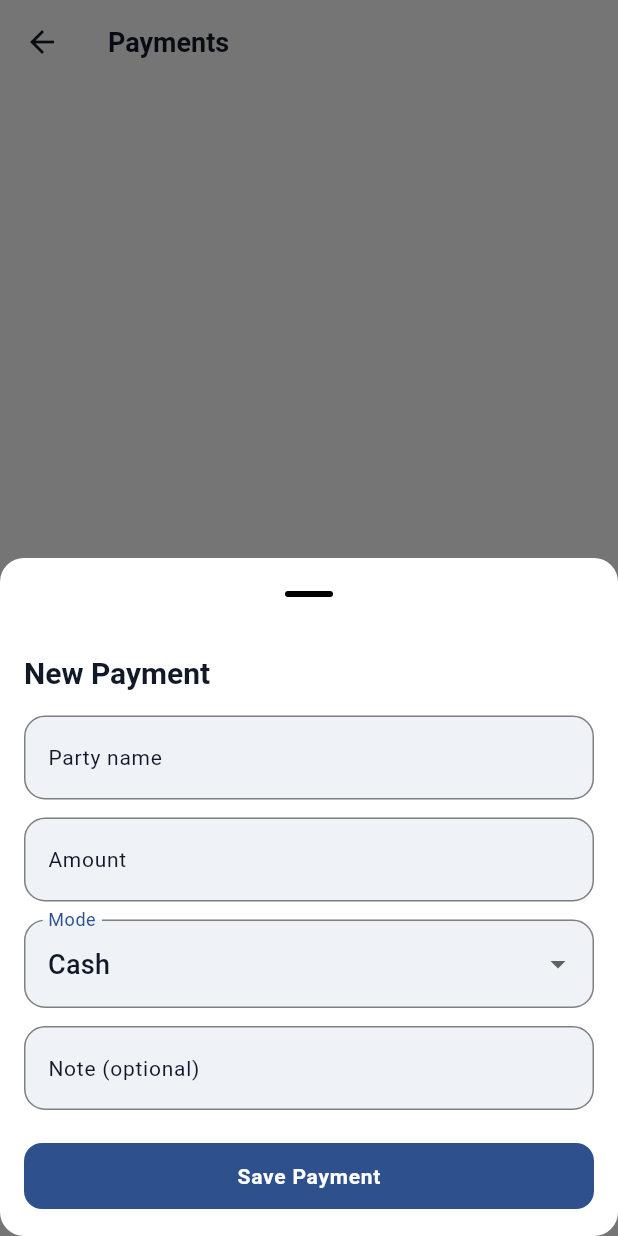
After one commit to mohsinkhan117/katha_management, a Flutter app: the PaymentView screen opened by its route, after a tap on the "add" icon, on a phone screen of 412 x 824 dp. The commit adds this screen. Run offline on Flutter 3.47's test engine with Material 3 defaults, Android fonts, the phone set to English and light mode, and no system bars; our stand-ins replace permission_handler, sqflite; accounts and stored records are empty; Roboto replaces fonts that are missing (Poppins).

Commit message:
added add-payment feature but not tested

```diff
--- /dev/null
+++ b/lib/core/models/payment/payment_allocation_model.dart
@@ -0,0 +1,38 @@
+// lib\core\models\payment\payment_allocation_model.dart
+import 'package:uuid/uuid.dart';
+
+/// Records that [amountApplied] of a payment ([paymentId]) was applied
+/// against a specific sale ([saleId]). A payment can have zero, one,
+/// or many allocations; whatever isn't allocated is an on-account
+/// advance for that party (see [PaymentModel]).
+class PaymentAllocationModel {
+  final String id;
+  final String paymentId;
+  final String saleId;
+  final double amountApplied;
+
+  PaymentAllocationModel({
+    String? id,
+    required this.paymentId,
+    required this.saleId,
+    required this.amountApplied,
+  }) : id = id ?? const Uuid().v4();
+
+  Map<String, dynamic> toMap() {
+    return {
+      'id': id,
+      'paymentId': paymentId,
+      'saleId': saleId,
+      'amountApplied': amountApplied,
+    };
+  }
+
+  factory PaymentAllocationModel.fromMap(Map<String, dynamic> map) {
+    return PaymentAllocationModel(
+      id: map['id'] as String,
+      paymentId: map['paymentId'] as String,
+      saleId: map['saleId'] as String,
+      amountApplied: (map['amountApplied'] as num).toDouble(),
+    );
+  }
+}
--- a/lib/core/models/payment_model.dart
+++ b/lib/core/models/payment/payment_model.dart
@@ -1,4 +1,4 @@
-// lib/features/payment/data/models/payment_model.dart
+// lib\core\models\payment\payment_model.dart
 
 import 'package:uuid/uuid.dart';
 
--- a/lib/core/routes/routes_generator.dart
+++ b/lib/core/routes/routes_generator.dart
@@ -1,6 +1,7 @@
 // lib/core/routes/routes_generator.dart
 
 import 'package:flutter/material.dart';
+import 'package:katha_management/ui/add_payment/payment_view.dart';
 import 'package:katha_management/ui/dashboard/dashboard_view.dart';
 import 'package:katha_management/ui/new_order/new_order_view.dart';
 import 'package:katha_management/ui/new_sale/new_sale_view.dart';
@@ -21,6 +22,9 @@ class RouterGenerator {
 
       case NewOrderView.routeName:
         return NewOrderView.route();
+
+      case PaymentView.routeName:
+        return PaymentView.route();
       default:
         return _errorRoute();
     }
--- a/lib/main.dart
+++ b/lib/main.dart
@@ -3,6 +3,8 @@ import 'dart:async';
 import 'package:flutter/material.dart';
 import 'package:katha_management/core/routes/routes_generator.dart';
 import 'package:katha_management/core/theme/app_themes/themes.dart';
+import 'package:katha_management/ui/add_payment/payment_view.dart';
+import 'package:katha_management/ui/add_payment/payment_view_model.dart';
 import 'package:katha_management/ui/dashboard/dashboard_view.dart';
 import 'package:katha_management/ui/dashboard/dashboard_view_model.dart';
 import 'package:katha_management/ui/new_order/new_order_view_model.dart';
@@ -26,6 +28,7 @@ class MyApp extends StatelessWidget {
         ChangeNotifierProvider(create: (_) => DashboardViewModel()),
         ChangeNotifierProvider(create: (_) => NewSaleViewModel()),
         ChangeNotifierProvider(create: (_) => NewOrderViewModel()),
+        ChangeNotifierProvider(create: (_) => PaymentViewModel()),
       ],
       child: MaterialApp(
         title: 'Katha_management',
--- /dev/null
+++ b/lib/ui/add_payment/payment_view.dart
@@ -0,0 +1,265 @@
+// lib\ui\add_payment\payment_view.dart
+
+import 'package:flutter/material.dart';
+import 'package:katha_management/core/models/payment/payment_model.dart';
+import 'package:katha_management/ui/add_payment/payment_view_model.dart';
+import 'package:provider/provider.dart';
+
+class PaymentView extends StatefulWidget {
+  static const String routeName = '/payment_view';
+  static Route route() {
+    return MaterialPageRoute(
+      builder: (context) => const PaymentView(),
+      settings: RouteSettings(name: routeName),
+    );
+  }
+
+  const PaymentView({super.key, this.partyId});
+
+  /// When set, the screen shows only this party's payments and new
+  /// payments are pre-tagged with it.
+  final String? partyId;
+
+  @override
+  State<PaymentView> createState() => _PaymentViewState();
+}
+
+class _PaymentViewState extends State<PaymentView> {
+  @override
+  void initState() {
+    super.initState();
+    WidgetsBinding.instance.addPostFrameCallback((_) {
+      context.read<PaymentViewModel>().loadPayments(partyId: widget.partyId);
+    });
+  }
+
+  @override
+  Widget build(BuildContext context) {
+    return Scaffold(
+      appBar: AppBar(title: const Text('Payments')),
+      body: Consumer<PaymentViewModel>(
+        builder: (context, viewModel, _) {
+          if (viewModel.isLoading && viewModel.payments.isEmpty) {
+            return const Center(child: CircularProgressIndicator());
+          }
+
+          if (viewModel.errorMessage != null) {
+            return Center(child: Text(viewModel.errorMessage!));
+          }
+
+          if (viewModel.payments.isEmpty) {
+            return const Center(child: Text('No payments recorded yet.'));
+          }
+
+          return RefreshIndicator(
+            onRefresh: () => viewModel.loadPayments(partyId: widget.partyId),
+            child: ListView.separated(
+              itemCount: viewModel.payments.length,
+              separatorBuilder: (_, __) => const Divider(height: 1),
+              itemBuilder: (context, index) {
+                final payment = viewModel.payments[index];
+                return Dismissible(
+                  key: ValueKey(payment.id),
+                  direction: DismissDirection.endToStart,
+                  background: Container(
+                    alignment: Alignment.centerRight,
+                    padding: const EdgeInsets.symmetric(horizontal: 20),
+                    color: Colors.red,
+                    child: const Icon(Icons.delete, color: Colors.white),
+                  ),
+                  confirmDismiss: (_) => _confirmDelete(context),
+                  onDismissed: (_) {
+                    viewModel.deletePayment(
+                      payment.id,
+                      partyId: widget.partyId,
+                    );
+                  },
+                  child: ListTile(
+                    title: Text(payment.partyName),
+                    subtitle: Text(
+                      '${payment.mode.label} • '
+                      '${payment.paymentDate.toLocal().toString().split(' ').first}'
+                      '${payment.note != null ? '\n${payment.note}' : ''}',
+                    ),
+                    isThreeLine: payment.note != null,
+                    trailing: Text(
+                      payment.amount.toStringAsFixed(2),
+                      style: Theme.of(context).textTheme.titleMedium,
+                    ),
+                  ),
+                );
+              },
+            ),
+          );
+        },
+      ),
+      floatingActionButton: FloatingActionButton(
+        onPressed: () => _openAddPaymentSheet(context),
+        child: const Icon(Icons.add),
+      ),
+    );
+  }
+
+  Future<bool?> _confirmDelete(BuildContext context) {
+    return showDialog<bool>(
+      context: context,
+      builder: (context) => AlertDialog(
+        title: const Text('Delete payment?'),
+        content: const Text('This cannot be undone.'),
+        actions: [
+          TextButton(
+            onPressed: () => Navigator.pop(context, false),
+            child: const Text('Cancel'),
+          ),
+          TextButton(
+            onPressed: () => Navigator.pop(context, true),
+            child: const Text('Delete'),
+          ),
+        ],
+      ),
+    );
+  }
+
+  Future<void> _openAddPaymentSheet(BuildContext context) async {
+    final viewModel = context.read<PaymentViewModel>();
+    final result = await showModalBottomSheet<_AddPaymentResult>(
+      context: context,
+      isScrollControlled: true,
+      builder: (_) => _AddPaymentSheet(partyId: widget.partyId),
+    );
+
+    if (result == null) return;
+
+    await viewModel.addPayment(
+      PaymentModel(
+        partyId: widget.partyId,
+        partyName: result.partyName,
+        amount: result.amount,
+        mode: result.mode,
+        note: result.note,
+      ),
+    );
+  }
+}
+
+class _AddPaymentResult {
+  _AddPaymentResult({
+    required this.partyName,
+    required this.amount,
+    required this.mode,
+    this.note,
+  });
+
+  final String partyName;
+  final double amount;
+  final PaymentMode mode;
+  final String? note;
+}
+
+class _AddPaymentSheet extends StatefulWidget {
+  const _AddPaymentSheet({this.partyId});
+
+  final String? partyId;
+
+  @override
+  State<_AddPaymentSheet> createState() => _AddPaymentSheetState();
+}
+
+class _AddPaymentSheetState extends State<_AddPaymentSheet> {
+  final _formKey = GlobalKey<FormState>();
+  final _partyNameController = TextEditingController();
+  final _amountController = TextEditingController();
+  final _noteController = TextEditingController();
+  PaymentMode _mode = PaymentMode.cash;
+
+  @override
+  void dispose() {
+    _partyNameController.dispose();
+    _amountController.dispose();
+    _noteController.dispose();
+    super.dispose();
+  }
+
+  @override
+  Widget build(BuildContext context) {
+    return Padding(
+      padding: EdgeInsets.only(
+        left: 16,
+        right: 16,
+        top: 16,
+        bottom: MediaQuery.of(context).viewInsets.bottom + 16,
+      ),
+      child: Form(
+        key: _formKey,
+        child: Column(
+          mainAxisSize: MainAxisSize.min,
+          crossAxisAlignment: CrossAxisAlignment.stretch,
+          children: [
+            Text('New Payment', style: Theme.of(context).textTheme.titleLarge),
+            const SizedBox(height: 16),
+            TextFormField(
+              controller: _partyNameController,
+              decoration: const InputDecoration(labelText: 'Party name'),
+              validator: (value) =>
+                  (value == null || value.trim().isEmpty) ? 'Required' : null,
+            ),
+            const SizedBox(height: 12),
+            TextFormField(
+              controller: _amountController,
+              decoration: const InputDecoration(labelText: 'Amount'),
+              keyboardType: const TextInputType.numberWithOptions(
+                decimal: true,
+              ),
+              validator: (value) {
+                final parsed = double.tryParse(value ?? '');
+                if (parsed == null || parsed <= 0)
+                  return 'Enter a valid amount';
+                return null;
+              },
+            ),
+            const SizedBox(height: 12),
+            DropdownButtonFormField<PaymentMode>(
+              initialValue: _mode,
+              decoration: const InputDecoration(labelText: 'Mode'),
+              items: PaymentMode.values
+                  .map(
+                    (mode) =>
+                        DropdownMenuItem(value: mode, child: Text(mode.label)),
+                  )
+                  .toList(),
+              onChanged: (value) {
+                if (value != null) setState(() => _mode = value);
+              },
+            ),
+            const SizedBox(height: 12),
+            TextFormField(
+              controller: _noteController,
+              decoration: const InputDecoration(labelText: 'Note (optional)'),
+            ),
+            const SizedBox(height: 20),
+            ElevatedButton(
+              onPressed: _submit,
+              child: const Text('Save Payment'),
+            ),
+          ],
+        ),
+      ),
+    );
+  }
+
+  void _submit() {
+    if (!_formKey.currentState!.validate()) return;
+
+    Navigator.pop(
+      context,
+      _AddPaymentResult(
+        partyName: _partyNameController.text.trim(),
+        amount: double.parse(_amountController.text),
+        mode: _mode,
+        note: _noteController.text.trim().isEmpty
+            ? null
+            : _noteController.text.trim(),
+      ),
+    );
+  }
+}
--- /dev/null
+++ b/lib/ui/add_payment/payment_view_model.dart
@@ -0,0 +1,105 @@
+// lib\ui\add_payment\payment_view_model.dart
+
+import 'package:flutter/foundation.dart';
+import 'package:katha_management/core/models/payment/payment_allocation_model.dart';
+import 'package:katha_management/core/models/payment/payment_model.dart';
+import 'package:katha_management/features/payment/data/repositories/payment_repository.dart';
+import 'package:katha_management/features/payment/data/repositories/sqflite_payment_repository.dart';
+
+/// Drives the payments screen. Exposed via `ChangeNotifierProvider` and
+/// read in the view with `Consumer<PaymentViewModel>`.
+class PaymentViewModel extends ChangeNotifier {
+  PaymentViewModel({PaymentRepository? repository})
+    : _repository = repository ?? SqflitePaymentRepository();
+
+  final PaymentRepository _repository;
+
+  List<PaymentModel> _payments = [];
+  List<PaymentModel> get payments => _payments;
+
+  bool _isLoading = false;
+  bool get isLoading => _isLoading;
+
+  String? _errorMessage;
+  String? get errorMessage => _errorMessage;
+
+  Future<void> loadPayments({String? partyId}) async {
+    _isLoading = true;
+    _errorMessage = null;
+    notifyListeners();
+
+    try {
+      _payments = partyId == null
+          ? await _repository.getAllPayments()
+          : await _repository.getPaymentsByParty(partyId);
+    } catch (e) {
+      _errorMessage = 'Could not load payments: $e';
+    } finally {
+      _isLoading = false;
+      notifyListeners();
+    }
+  }
+
+  Future<bool> addPayment(
+    PaymentModel payment, {
+    List<PaymentAllocationModel> allocations = const [],
+  }) async {
+    _errorMessage = null;
+    try {
+      await _repository.insertPayment(payment, allocations: allocations);
+      await loadPayments(partyId: payment.partyId);
+      return true;
+    } catch (e) {
+      _errorMessage = 'Could not save payment: $e';
+      notifyListeners();
+      return false;
+    }
+  }
+
+  Future<bool> updatePayment(PaymentModel payment) async {
+    _errorMessage = null;
+    try {
+      await _repository.updatePayment(payment);
+      await loadPayments(partyId: payment.partyId);
+      return true;
+    } catch (e) {
+      _errorMessage = 'Could not update payment: $e';
+      notifyListeners();
+      return false;
+    }
+  }
+
+  Future<bool> deletePayment(String paymentId, {String? partyId}) async {
+    _errorMessage = null;
+    try {
+      await _repository.deletePayment(paymentId);
+      await loadPayments(partyId: partyId);
+      return true;
+    } catch (e) {
+      _errorMessage = 'Could not delete payment: $e';
+      notifyListeners();
+      return false;
+    }
+  }
+
+  Future<bool> allocatePayment(
+    String paymentId,
+    List<PaymentAllocationModel> allocations, {
+    String? partyId,
+  }) async {
+    _errorMessage = null;
+    try {
+      await _repository.allocatePayment(paymentId, allocations);
+      await loadPayments(partyId: partyId);
+      return true;
+    } catch (e) {
+      _errorMessage = 'Could not allocate payment: $e';
+      notifyListeners();
+      return false;
+    }
+  }
+
+  Future<double> getUnallocatedAmount(String paymentId) {
+    return _repository.getUnallocatedAmount(paymentId);
+  }
+}
--- a/lib/ui/dashboard/dashboard_view.dart
+++ b/lib/ui/dashboard/dashboard_view.dart
@@ -1,6 +1,7 @@
 // lib/features/home/presentation/home_view.dart
 
 import 'package:flutter/material.dart';
+import 'package:katha_management/ui/add_payment/payment_view.dart';
 import 'package:katha_management/ui/dashboard/dashboard_view_model.dart';
 import 'package:katha_management/ui/new_order/new_order_view.dart';
 import 'package:katha_management/ui/new_sale/new_sale_view.dart';
@@ -179,7 +180,11 @@ class _QuickActions extends StatelessWidget {
         'New Order',
         () => Navigator.pushNamed(context, NewOrderView.routeName),
       ),
-      (Icons.payments_outlined, 'Add Payment', () {}),
+      (
+        Icons.payments_outlined,
+        'Add Payment',
+        () => Navigator.pushNamed(context, PaymentView.routeName),
+      ),
       (Icons.person_add_alt_outlined, 'Add Party', () {}),
     ];
 
```
Also changed, not shown: lib/features/payment/data/repositories/payment_repository.dart (added, +42 -0 lines), lib/features/payment/data/repositories/sqflite_payment_repository.dart (added, +196 -0 lines).
